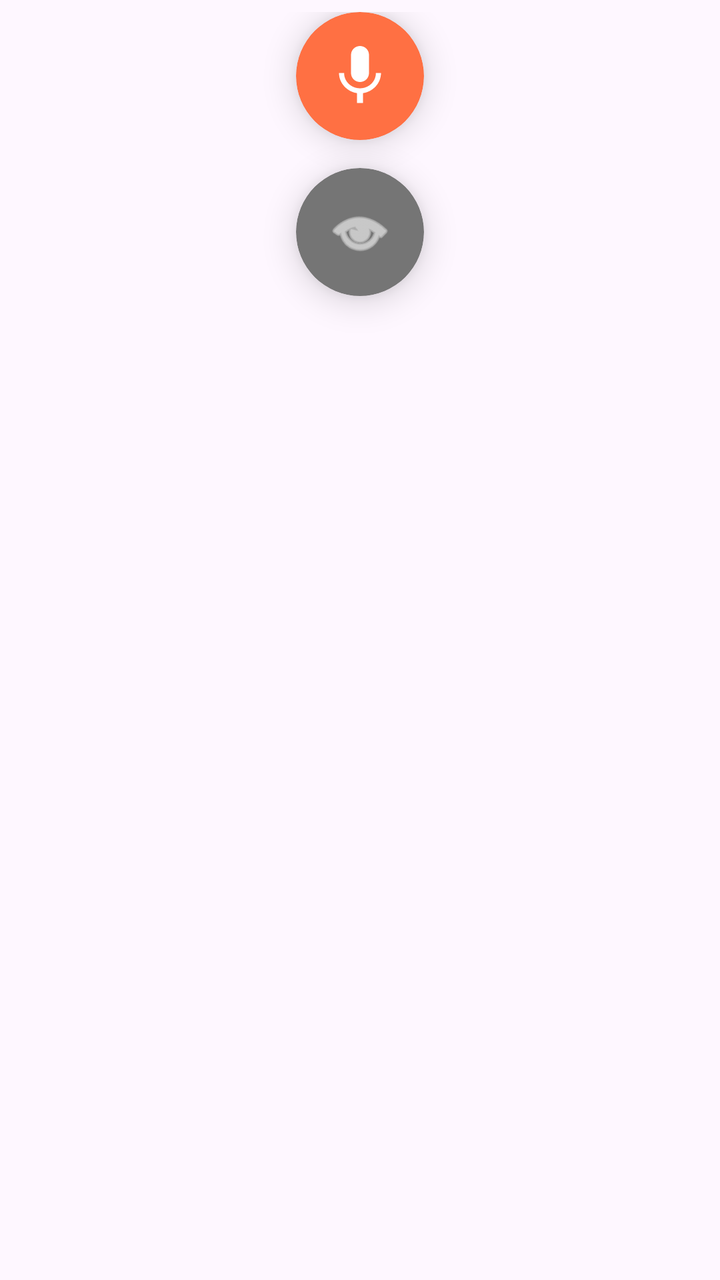
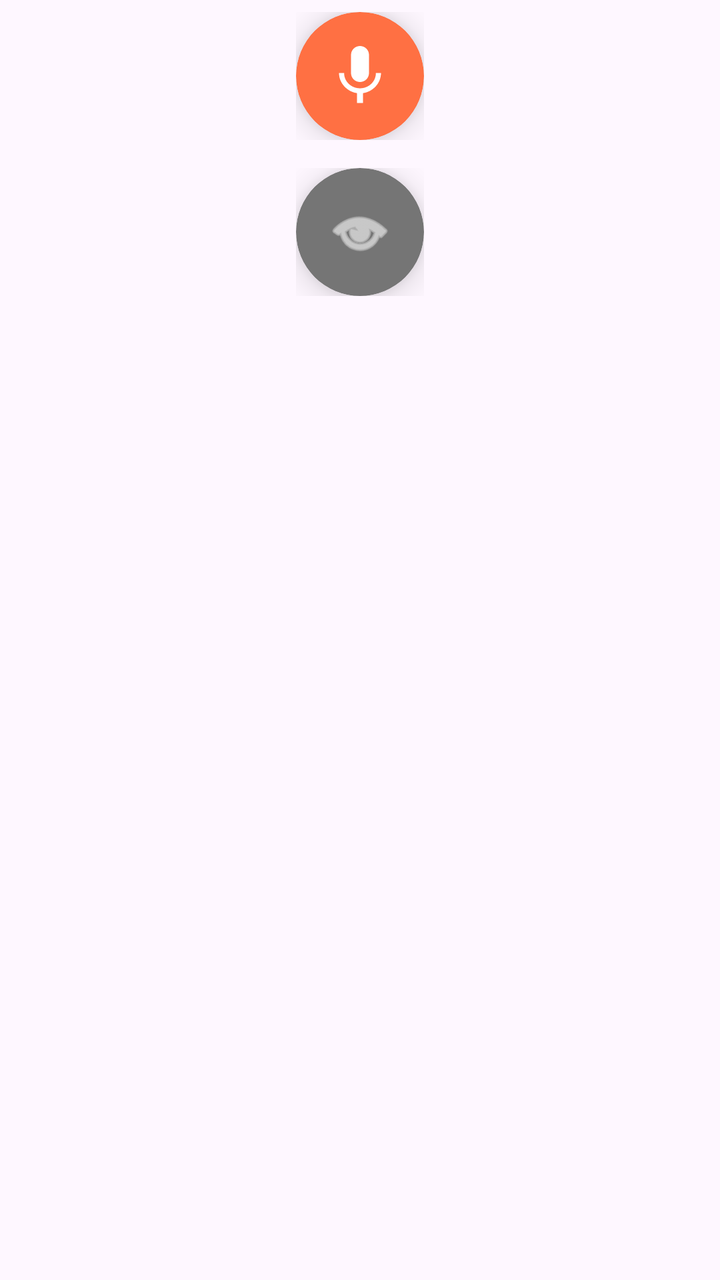

An Android layout rendered at two revisions. The XML below is the earlier revision; the diff shows what the commit changed to produce the second picture.
<!-- AndroidManifest.xml: application theme Theme.ChauOi -->
<!-- res/layout/layout_floating_mic.xml -->
<?xml version="1.0" encoding="utf-8"?>
<LinearLayout xmlns:android="http://schemas.android.com/apk/res/android"
    xmlns:app="http://schemas.android.com/apk/res-auto"
    android:id="@+id/floating_layout"
    android:layout_width="wrap_content"
    android:layout_height="wrap_content"
    android:gravity="center_horizontal"
    android:orientation="vertical"
    android:padding="6dp">

    
    <androidx.cardview.widget.CardView
        android:id="@+id/cardHoi"
        android:layout_width="64dp"
        android:layout_height="64dp"
        android:clickable="true"
        android:focusable="true"
        app:cardBackgroundColor="#FF7043"
        app:cardCornerRadius="32dp"
        app:cardElevation="10dp">

        <ImageView
            android:id="@+id/imgHoi"
            android:layout_width="36dp"
            android:layout_height="36dp"
            android:layout_gravity="center"
            android:contentDescription="Hỏi trợ lý bằng giọng nói"
            android:src="@drawable/ic_mic_large"
            app:tint="#FFFFFF" />
    </androidx.cardview.widget.CardView>

    
    <View
        android:layout_width="1dp"
        android:layout_height="14dp" />

    
    <androidx.cardview.widget.CardView
        android:id="@+id/cardTheoDoi"
        android:layout_width="64dp"
        android:layout_height="64dp"
        android:clickable="true"
        android:focusable="true"
        app:cardBackgroundColor="#757575"
        app:cardCornerRadius="32dp"
        app:cardElevation="10dp">

        <ImageView
            android:id="@+id/imgTheoDoi"
            android:layout_width="34dp"
            android:layout_height="34dp"
            android:layout_gravity="center"
            android:contentDescription="Quét và đọc màn hình hiện tại"
            android:src="@android:drawable/ic_menu_view"
            app:tint="#FFFFFF" />
    </androidx.cardview.widget.CardView>

</LinearLayout>
<!-- resources referenced by this layout -->
<resources>
  <!-- drawable ic_mic_large (drawable) -->
  <vector xmlns:android="http://schemas.android.com/apk/res/android"
      android:width="64dp"
      android:height="64dp"
      android:viewportWidth="24"
      android:viewportHeight="24">
      <path
          android:fillColor="#FFFFFF"
          android:pathData="M12,14c1.66,0 3,-1.34 3,-3V5c0,-1.66 -1.34,-3 -3,-3S9,3.34 9,5v6c0,1.66 1.34,3 3,3zM17.3,11c0,3 -2.54,5.1 -5.3,5.1S6.7,14 6.7,11H5c0,3.41 2.72,6.23 6,6.72V21h2v-3.28c3.28,-0.49 6,-3.31 6,-6.72h-1.7z"/>
  </vector>
  <style name="Theme.ChauOi" parent="Base.Theme.ChauOi" />
  <style name="Base.Theme.ChauOi" parent="Theme.Material3.DayNight.NoActionBar">
          
          
      </style>
</resources>

<!-- the commit's change to res/layout/layout_floating_mic.xml (unified diff, before → after) -->
@@ -9,25 +9,44 @@
     android:padding="6dp">
 
     
-    <androidx.cardview.widget.CardView
-        android:id="@+id/cardHoi"
-        android:layout_width="64dp"
-        android:layout_height="64dp"
-        android:clickable="true"
-        android:focusable="true"
-        app:cardBackgroundColor="#FF7043"
-        app:cardCornerRadius="32dp"
-        app:cardElevation="10dp">
+    <LinearLayout
+        android:layout_width="wrap_content"
+        android:layout_height="wrap_content"
+        android:gravity="center_vertical"
+        android:orientation="horizontal">
 
-        <ImageView
-            android:id="@+id/imgHoi"
-            android:layout_width="36dp"
-            android:layout_height="36dp"
-            android:layout_gravity="center"
-            android:contentDescription="Hỏi trợ lý bằng giọng nói"
-            android:src="@drawable/ic_mic_large"
-            app:tint="#FFFFFF" />
-    </androidx.cardview.widget.CardView>
+        <androidx.cardview.widget.CardView
+            android:id="@+id/cardHoi"
+            android:layout_width="64dp"
+            android:layout_height="64dp"
+            android:clickable="true"
+            android:focusable="true"
+            app:cardBackgroundColor="#FF7043"
+            app:cardCornerRadius="32dp"
+            app:cardElevation="10dp">
+
+            <ImageView
+                android:id="@+id/imgHoi"
+                android:layout_width="36dp"
+                android:layout_height="36dp"
+                android:layout_gravity="center"
+                android:contentDescription="Hỏi trợ lý bằng giọng nói"
+                android:src="@drawable/ic_mic_large"
+                app:tint="#FFFFFF" />
+        </androidx.cardview.widget.CardView>
+
+        <TextView
+            android:id="@+id/tvHintHoi"
+            android:layout_width="wrap_content"
+            android:layout_height="wrap_content"
+            android:layout_marginStart="10dp"
+            android:background="#DD222222"
+            android:padding="10dp"
+            android:text="Bấm vào đây rồi nói điều ông bà cần nhé"
+            android:textColor="#FFFFFF"
+            android:textSize="15sp"
+            android:visibility="gone" />
+    </LinearLayout>
 
     
     <View
@@ -35,24 +54,43 @@
         android:layout_height="14dp" />
 
     
-    <androidx.cardview.widget.CardView
-        android:id="@+id/cardTheoDoi"
-        android:layout_width="64dp"
-        android:layout_height="64dp"
-        android:clickable="true"
-        android:focusable="true"
-        app:cardBackgroundColor="#757575"
-        app:cardCornerRadius="32dp"
-        app:cardElevation="10dp">
+    <LinearLayout
+        android:layout_width="wrap_content"
+        android:layout_height="wrap_content"
+        android:gravity="center_vertical"
+        android:orientation="horizontal">
 
-        <ImageView
-            android:id="@+id/imgTheoDoi"
-            android:layout_width="34dp"
-            android:layout_height="34dp"
-            android:layout_gravity="center"
-            android:contentDescription="Quét và đọc màn hình hiện tại"
-            android:src="@android:drawable/ic_menu_view"
-            app:tint="#FFFFFF" />
-    </androidx.cardview.widget.CardView>
+        <androidx.cardview.widget.CardView
+            android:id="@+id/cardTheoDoi"
+            android:layout_width="64dp"
+            android:layout_height="64dp"
+            android:clickable="true"
+            android:focusable="true"
+            app:cardBackgroundColor="#757575"
+            app:cardCornerRadius="32dp"
+            app:cardElevation="10dp">
+
+            <ImageView
+                android:id="@+id/imgTheoDoi"
+                android:layout_width="34dp"
+                android:layout_height="34dp"
+                android:layout_gravity="center"
+                android:contentDescription="Quét và đọc màn hình hiện tại"
+                android:src="@android:drawable/ic_menu_view"
+                app:tint="#FFFFFF" />
+        </androidx.cardview.widget.CardView>
+
+        <TextView
+            android:id="@+id/tvHintTheoDoi"
+            android:layout_width="wrap_content"
+            android:layout_height="wrap_content"
+            android:layout_marginStart="10dp"
+            android:background="#DD222222"
+            android:padding="10dp"
+            android:text="Bấm vào đây để cháu xem màn hình và hướng dẫn"
+            android:textColor="#FFFFFF"
+            android:textSize="15sp"
+            android:visibility="gone" />
+    </LinearLayout>
 
 </LinearLayout>
